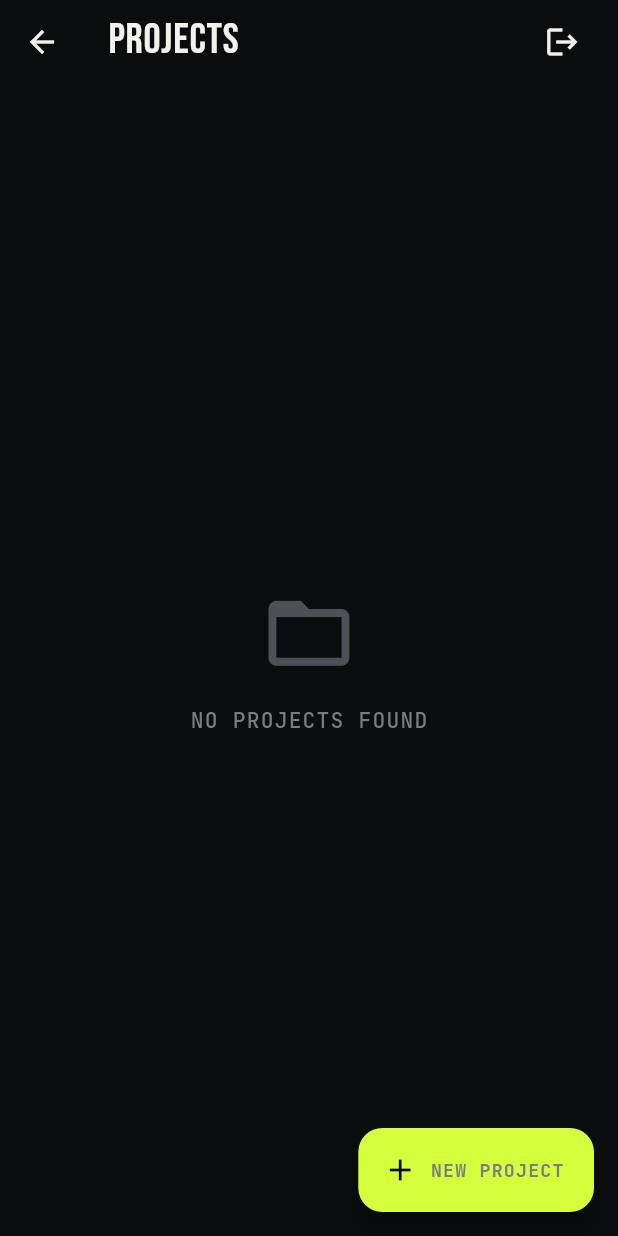
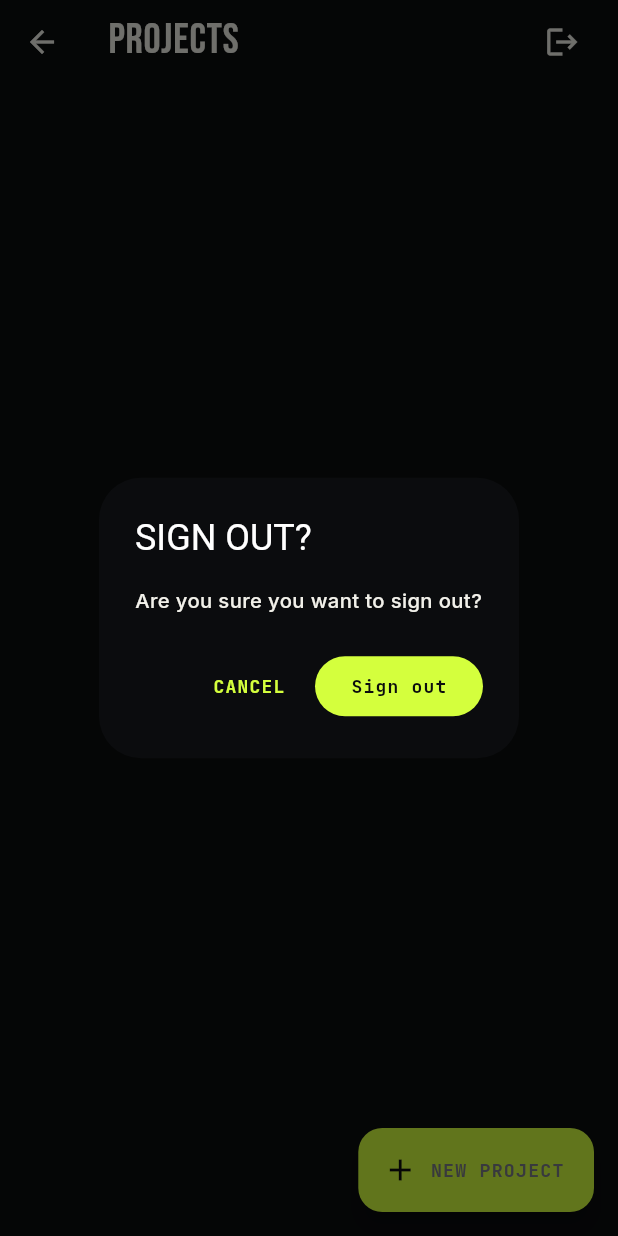
Before and after one commit to ishaque-dev/grubpac, a Flutter app: the ProjectsPage screen opened directly with empty values, after a tap on the "logout" icon, on a phone screen of 412 x 824 dp. Run offline on Flutter 3.47's test engine with Material 3 defaults, Android fonts, the phone set to English and light mode, and no system bars; our stand-ins replace dio, equatable, flutter_bloc, flutter_screenutil, flutter_secure_storage, fpdart and 4 more; accounts and stored records are empty.

Commit message:
snack bar added..destructive actions confirmed on performing

```diff
--- a/lib/core/constants/app_strings.dart
+++ b/lib/core/constants/app_strings.dart
@@ -64,6 +64,19 @@ abstract final class AppUiStrings {
   static const String projectNotFound = 'Project not found';
   static const String projectAdminOnly =
       'Only organization admins can perform this action.';
+  static const String projectCreated = 'Project created successfully.';
+  static const String projectUpdated = 'Project updated successfully.';
+  static const String projectDeleted = 'Project deleted successfully.';
+  static const String taskCreated = 'Task created successfully.';
+  static const String taskUpdated = 'Task updated successfully.';
+  static const String taskDeleted = 'Task deleted successfully.';
+  static const String taskStatusUpdated = 'Task status updated successfully.';
+  static const String taskPriorityUpdated =
+      'Task priority updated successfully.';
+  static const String taskAssigned = 'Task assigned successfully.';
+  static const String taskUnassigned = 'Task unassigned successfully.';
+  static const String logoutQuestion = 'SIGN OUT?';
+  static const String logoutWarning = 'Are you sure you want to sign out?';
 }
 
 abstract final class AppInternalStrings {
--- a/lib/features/auth/presentation/pages/login_page.dart
+++ b/lib/features/auth/presentation/pages/login_page.dart
@@ -4,6 +4,7 @@ import 'package:flutter_screenutil/flutter_screenutil.dart';
 import 'package:grubpac/core/constants/app_strings.dart';
 import 'package:grubpac/core/theme/app_theme.dart';
 import 'package:grubpac/core/utils/app_validators.dart';
+import 'package:grubpac/core/widgets/app_snackbar.dart';
 import 'package:grubpac/features/auth/presentation/bloc/auth_bloc.dart';
 
 class LoginPage extends StatefulWidget {
@@ -42,12 +43,7 @@ class _LoginPageState extends State<LoginPage> {
       body: BlocListener<AuthBloc, AuthState>(
         listener: (context, state) {
           if (state is AuthFailure) {
-            ScaffoldMessenger.of(context).showSnackBar(
-              SnackBar(
-                content: Text(state.message, textAlign: TextAlign.center),
-                backgroundColor: AppColors.danger,
-              ),
-            );
+            AppSnackbar.showError(context, state.message);
           }
         },
         child: SafeArea(
--- a/lib/features/projects/presentation/bloc/projects_state.dart
+++ b/lib/features/projects/presentation/bloc/projects_state.dart
@@ -12,10 +12,15 @@ final class ProjectsInitial extends ProjectsState {}
 final class ProjectsLoading extends ProjectsState {}
 
 final class ProjectsLoaded extends ProjectsState {
-  const ProjectsLoaded({required this.projects, this.selectedProject});
+  const ProjectsLoaded({
+    required this.projects,
+    this.selectedProject,
+    this.message,
+  });
 
   final List<ProjectEntity> projects;
   final ProjectEntity? selectedProject;
+  final String? message;
 
   ProjectsLoaded copyWith({
     List<ProjectEntity>? projects,
@@ -31,7 +36,7 @@ final class ProjectsLoaded extends ProjectsState {
   }
 
   @override
-  List<Object?> get props => [projects, selectedProject];
+  List<Object?> get props => [projects, selectedProject, message];
 }
 
 final class ProjectsFailure extends ProjectsState {
--- a/lib/features/projects/presentation/pages/projects_page.dart
+++ b/lib/features/projects/presentation/pages/projects_page.dart
@@ -6,6 +6,7 @@ import 'package:grubpac/core/constants/app_strings.dart';
 import 'package:grubpac/core/session/user_session_entity.dart';
 import 'package:grubpac/core/shared/enums.dart';
 import 'package:grubpac/core/theme/app_theme.dart';
+import 'package:grubpac/core/widgets/app_snackbar.dart';
 import 'package:grubpac/features/auth/presentation/bloc/auth_bloc.dart';
 import 'package:grubpac/features/projects/domain/entities/project_entity.dart';
 import 'package:grubpac/features/projects/presentation/bloc/projects_bloc.dart';
@@ -89,9 +90,30 @@ class _ProjectsPageState extends State<ProjectsPage> {
   }
 
   void _showUnauthorizedMessage() {
-    ScaffoldMessenger.of(context).showSnackBar(
-      const SnackBar(content: Text(AppUiStrings.projectAdminOnly)),
+    AppSnackbar.showError(context, AppUiStrings.projectAdminOnly);
+  }
+
+  Future<void> _confirmLogout() async {
+    final confirmed = await showDialog<bool>(
+      context: context,
+      builder: (context) => AlertDialog(
+        title: const Text(AppUiStrings.logoutQuestion),
+        content: const Text(AppUiStrings.logoutWarning),
+        actions: [
+          TextButton(
+            onPressed: () => Navigator.pop(context, false),
+            child: const Text(AppUiStrings.cancel),
+          ),
+          FilledButton(
+            onPressed: () => Navigator.pop(context, true),
+            child: const Text(AppUiStrings.signOut),
+          ),
+        ],
+      ),
     );
+    if (confirmed == true && mounted) {
+      context.read<AuthBloc>().add(AuthLogoutRequested());
+    }
   }
 
   @override
@@ -103,14 +125,21 @@ class _ProjectsPageState extends State<ProjectsPage> {
         actions: [
           IconButton(
             tooltip: AppUiStrings.signOut,
-            onPressed: () =>
-                context.read<AuthBloc>().add(AuthLogoutRequested()),
+            onPressed: _confirmLogout,
             icon: const Icon(Icons.logout),
           ),
           SizedBox(width: 12.w),
         ],
       ),
-      body: BlocBuilder<ProjectsBloc, ProjectsState>(
+      body: BlocListener<ProjectsBloc, ProjectsState>(
+        listener: (context, state) {
+          if (state is ProjectsFailure) {
+            AppSnackbar.showError(context, state.message);
+          } else if (state is ProjectsLoaded && state.message != null) {
+            AppSnackbar.showSuccess(context, state.message!);
+          }
+        },
+        child: BlocBuilder<ProjectsBloc, ProjectsState>(
           builder: (context, state) {
             if (state is ProjectsLoading && state is! ProjectsLoaded) {
               return const Center(
@@ -180,6 +209,7 @@ class _ProjectsPageState extends State<ProjectsPage> {
             );
           },
         ),
+      ),
       floatingActionButton: FloatingActionButton.extended(
         onPressed: _showCreateSheet,
         icon: const Icon(Icons.add),
--- a/lib/features/tasks/presentation/bloc/task_state.dart
+++ b/lib/features/tasks/presentation/bloc/task_state.dart
@@ -12,13 +12,14 @@ final class TaskInitial extends TaskState {}
 final class TaskLoading extends TaskState {}
 
 final class TaskLoaded extends TaskState {
-  const TaskLoaded({required this.tasks, this.selectedTask});
+  const TaskLoaded({required this.tasks, this.selectedTask, this.message});
 
   final List<TaskEntity> tasks;
   final TaskEntity? selectedTask;
+  final String? message;
 
   @override
-  List<Object?> get props => [tasks, selectedTask];
+  List<Object?> get props => [tasks, selectedTask, message];
 }
 
 final class TaskFailure extends TaskState {
```
Also changed, not shown: lib/core/widgets/app_snackbar.dart (added, +23 -0 lines), lib/features/projects/presentation/bloc/projects_bloc.dart (+10 -3 lines), lib/features/tasks/presentation/bloc/task_bloc.dart (+17 -4 lines), lib/features/tasks/presentation/pages/tasks_page.dart (+11 -1 lines). Lines whose indentation alone changed are shown as unchanged.
